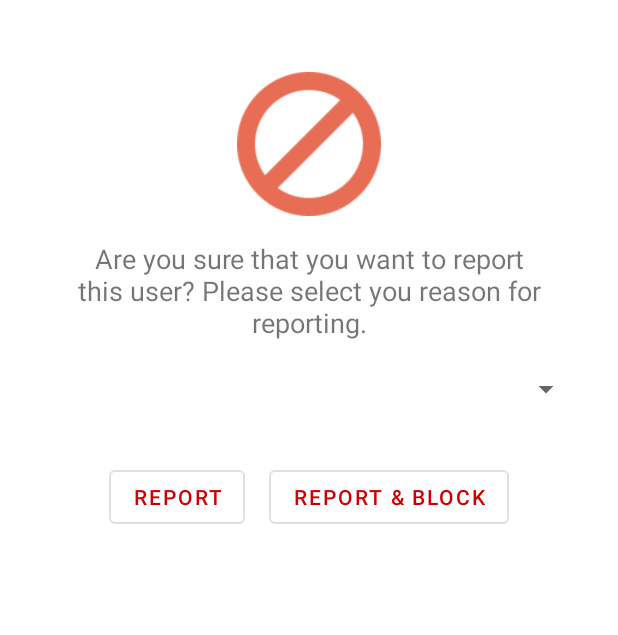
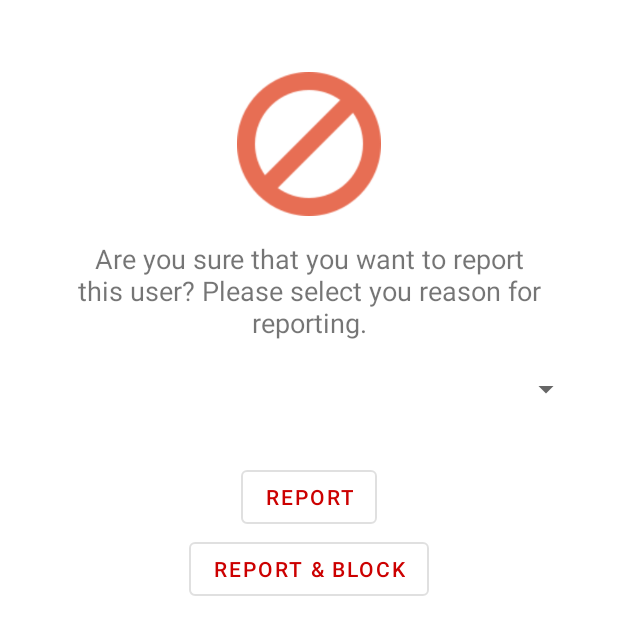
Before and after one commit to amolbrkr/hr_matrimony_app, an Android app: the layout fragment_report_dialog.xml on its own in the app's theme, with its tools: preview values and no code run, on a phone screen of 412 x 824 dp. Shown: the top 635 px of the screen. Run offline under Robolectric (Android 15) with nearby library versions, the phone set to English and light mode, and no system bars.

Commit message:
Changed button color and minor layout changes

```diff
--- a/app/src/main/res/layout/fragment_block_dialog.xml
+++ b/app/src/main/res/layout/fragment_block_dialog.xml
@@ -37,6 +37,7 @@
         android:layout_margin="24dp"
         android:text="Block"
         android:textColor="@android:color/holo_red_dark"
+        app:rippleColor="@android:color/holo_red_light"
         app:layout_constraintLeft_toLeftOf="parent"
         app:layout_constraintRight_toRightOf="parent"
         app:layout_constraintTop_toBottomOf="@id/blockWarnText" />
--- a/app/src/main/res/layout/fragment_report_dialog.xml
+++ b/app/src/main/res/layout/fragment_report_dialog.xml
@@ -42,10 +42,10 @@
         android:id="@+id/reportBtnLayout"
         android:layout_width="match_parent"
         android:layout_height="wrap_content"
+        android:layout_margin="16dp"
         android:gravity="center"
-        android:orientation="horizontal"
+        android:orientation="vertical"
         android:padding="8dp"
-        android:layout_margin="16dp"
         app:layout_constraintTop_toBottomOf="@id/reportSpinner">
 
         <com.google.android.material.button.MaterialButton
@@ -53,9 +53,9 @@
             style="@style/Widget.MaterialComponents.Button.OutlinedButton"
             android:layout_width="wrap_content"
             android:layout_height="wrap_content"
-            android:layout_marginEnd="16dp"
             android:text="Report"
-            android:textColor="@android:color/holo_red_dark" />
+            android:textColor="@android:color/holo_red_dark"
+            app:rippleColor="@android:color/holo_red_light" />
 
         <com.google.android.material.button.MaterialButton
             android:id="@+id/reportAndBlockBtn"
@@ -63,6 +63,7 @@
             android:layout_width="wrap_content"
             android:layout_height="wrap_content"
             android:text="@string/report_block_text"
-            android:textColor="@android:color/holo_red_dark" />
+            android:textColor="@android:color/holo_red_dark"
+            app:rippleColor="@android:color/holo_red_light" />
     </LinearLayout>
 </androidx.constraintlayout.widget.ConstraintLayout>
```
